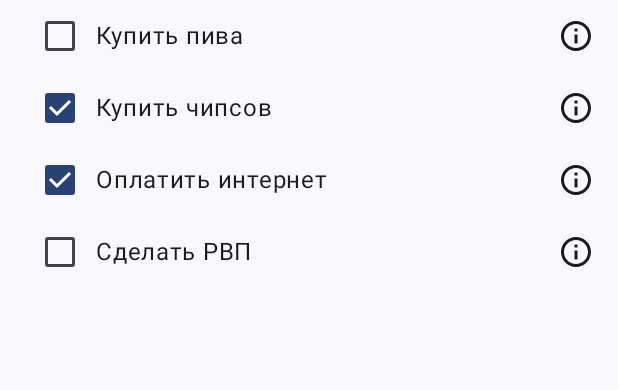
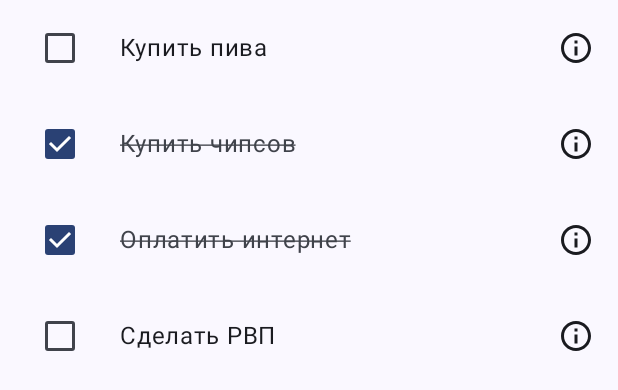
Before and after one commit to FairSuspect/todo-android, an Android app built with Jetpack Compose: the @Preview function TodoTilePreview, on a phone screen of 412 x 824 dp. Shown: the top 390 px of the screen. Run offline under Robolectric (Android 15) with nearby library versions, the phone set to English and light mode, and no system bars; our stand-ins replace Room's generated code.

Commit message:
Update TodoTile UI

```diff
--- a/app/src/main/java/com/example/todo/ui/list/TodoTile.kt
+++ b/app/src/main/java/com/example/todo/ui/list/TodoTile.kt
@@ -13,12 +13,16 @@ import androidx.compose.material.icons.Icons
 import androidx.compose.material.icons.outlined.Info
 import androidx.compose.material3.Checkbox
 import androidx.compose.material3.Icon
+import androidx.compose.material3.ListItem
+import androidx.compose.material3.LocalTextStyle
 import androidx.compose.material3.MaterialTheme
 import androidx.compose.material3.Scaffold
 import androidx.compose.material3.Text
 import androidx.compose.runtime.Composable
 import androidx.compose.ui.Alignment
 import androidx.compose.ui.Modifier
+import androidx.compose.ui.text.TextStyle
+import androidx.compose.ui.text.style.TextDecoration
 import androidx.compose.ui.tooling.preview.Preview
 import androidx.compose.ui.unit.dp
 import com.example.todo.domain.Todo
@@ -33,24 +37,26 @@ fun TodoTile(
     onDelete: () -> Unit = {},
 ) {
     val iconColor = MaterialTheme.colorScheme.onSurface
-    Row(
-        modifier = modifier
-            .padding(horizontal = 16.dp)
-            .clickable { onDoneChanged(!todo.done) }
-            .combinedClickable(onLongClick = onDelete, onClick = { onDoneChanged(!todo.done) }),
-        horizontalArrangement = Arrangement.SpaceBetween,
-        verticalAlignment = Alignment.CenterVertically,
-    ) {
-        Checkbox(checked = todo.done, onCheckedChange = onDoneChanged)
-        Text(todo.text)
-        Spacer(modifier = Modifier.weight(1f))
-        Icon(
-            imageVector = Icons.Outlined.Info,
-            contentDescription = null,
-            tint = iconColor,
-            modifier = Modifier.padding(start = 8.dp)
+    ListItem(headlineContent = {
+        Text(
+            todo.text, style = if (!todo.done) LocalTextStyle.current
+            else LocalTextStyle.current.copy(textDecoration = TextDecoration.LineThrough, color = MaterialTheme.colorScheme.onSurfaceVariant)
         )
-    }
+    },
+        leadingContent = { Checkbox(checked = todo.done, onCheckedChange = onDoneChanged) },
+        trailingContent = {
+            Icon(
+                imageVector = Icons.Outlined.Info,
+                contentDescription = null,
+                tint = iconColor,
+                modifier = Modifier.padding(start = 8.dp)
+            )
+        },
+        modifier = modifier.clickable { onDoneChanged(!todo.done) }
+
+    )
+
+
 }
 
 
```
